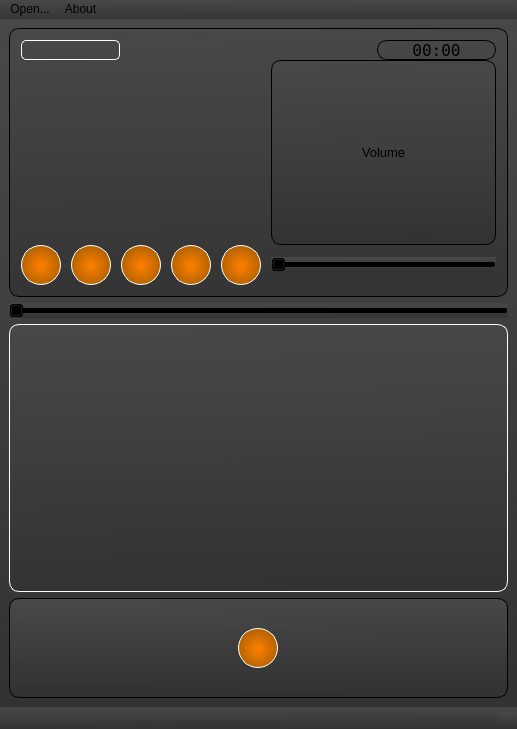
First picture: the form in design.ui, repository den-koch/AudioPlayer_PyVers, before the edit.
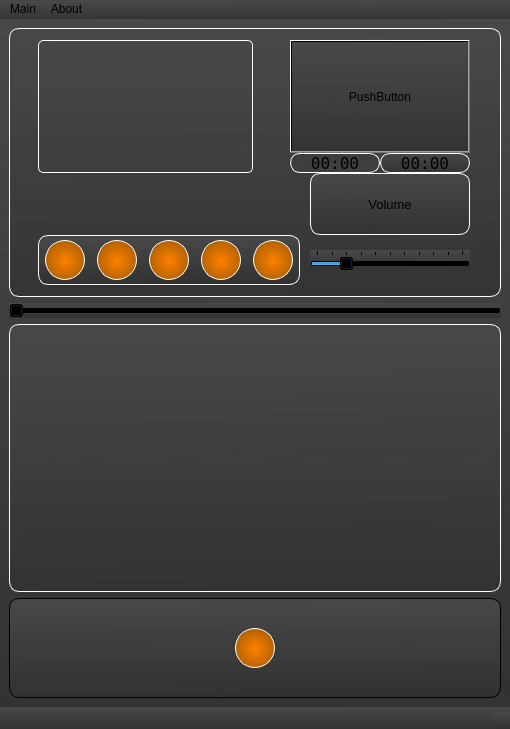
Second picture: the form after the edit. Icons and pictures are not drawn.

The edit to the form file:
```diff
--- a/design.ui
+++ b/design.ui
@@ -6,7 +6,7 @@
    <rect>
     <x>0</x>
     <y>0</y>
-    <width>517</width>
+    <width>510</width>
     <height>729</height>
    </rect>
   </property>
@@ -32,7 +32,7 @@
       <property name="styleSheet">
        <string notr="true">QFrame {
 border-radius:10%;
-border: 1px solid rgb(0, 0, 0);
+border: 1px solid white;
 padding: 2px;
 }</string>
       </property>
@@ -40,7 +40,464 @@
        <property name="spacing">
         <number>0</number>
        </property>
-       <item row="1" column="0">
+       <item row="2" column="0" colspan="2">
+        <layout class="QGridLayout" name="gridLayout_4">
+         <property name="topMargin">
+          <number>0</number>
+         </property>
+         <item row="1" column="9">
+          <widget class="QSlider" name="horizontalSlider_2">
+           <property name="maximum">
+            <number>100</number>
+           </property>
+           <property name="singleStep">
+            <number>2</number>
+           </property>
+           <property name="pageStep">
+            <number>5</number>
+           </property>
+           <property name="value">
+            <number>20</number>
+           </property>
+           <property name="orientation">
+            <enum>Qt::Horizontal</enum>
+           </property>
+           <property name="tickPosition">
+            <enum>QSlider::TicksAbove</enum>
+           </property>
+           <property name="tickInterval">
+            <number>10</number>
+           </property>
+          </widget>
+         </item>
+         <item row="1" column="8">
+          <spacer name="horizontalSpacer_6">
+           <property name="orientation">
+            <enum>Qt::Horizontal</enum>
+           </property>
+           <property name="sizeType">
+            <enum>QSizePolicy::Maximum</enum>
+           </property>
+           <property name="sizeHint" stdset="0">
+            <size>
+             <width>10</width>
+             <height>20</height>
+            </size>
+           </property>
+          </spacer>
+         </item>
+         <item row="0" column="9">
+          <widget class="QLabel" name="label_3">
+           <property name="sizePolicy">
+            <sizepolicy hsizetype="Expanding" vsizetype="Preferred">
+             <horstretch>0</horstretch>
+             <verstretch>0</verstretch>
+            </sizepolicy>
+           </property>
+           <property name="font">
+            <font>
+             <pointsize>10</pointsize>
+            </font>
+           </property>
+           <property name="text">
+            <string>Volume</string>
+           </property>
+           <property name="alignment">
+            <set>Qt::AlignCenter</set>
+           </property>
+          </widget>
+         </item>
+         <item row="1" column="0" colspan="8">
+          <widget class="QFrame" name="frame_but">
+           <property name="sizePolicy">
+            <sizepolicy hsizetype="Expanding" vsizetype="Maximum">
+             <horstretch>0</horstretch>
+             <verstretch>0</verstretch>
+            </sizepolicy>
+           </property>
+           <property name="maximumSize">
+            <size>
+             <width>16777215</width>
+             <height>50</height>
+            </size>
+           </property>
+           <property name="styleSheet">
+            <string notr="true">QFrame {
+border: 1px solid white;
+}</string>
+           </property>
+           <property name="frameShape">
+            <enum>QFrame::StyledPanel</enum>
+           </property>
+           <property name="frameShadow">
+            <enum>QFrame::Raised</enum>
+           </property>
+           <layout class="QHBoxLayout" name="horizontalLayout" stretch="0,0,0,0,0,0,0,0,0,0,0">
+            <property name="spacing">
+             <number>2</number>
+            </property>
+            <property name="leftMargin">
+             <number>2</number>
+            </property>
+            <property name="topMargin">
+             <number>2</number>
+            </property>
+            <property name="rightMargin">
+             <number>2</number>
+            </property>
+            <property name="bottomMargin">
+             <number>2</number>
+            </property>
+            <item>
+             <spacer name="horizontalSpacer_7">
+              <property name="orientation">
+               <enum>Qt::Horizontal</enum>
+              </property>
+              <property name="sizeType">
+               <enum>QSizePolicy::Maximum</enum>
+              </property>
+              <property name="sizeHint" stdset="0">
+               <size>
+                <width>2</width>
+                <height>20</height>
+               </size>
+              </property>
+             </spacer>
+            </item>
+            <item>
+             <widget class="QPushButton" name="pushButton_1">
+              <property name="sizePolicy">
+               <sizepolicy hsizetype="Expanding" vsizetype="Expanding">
+                <horstretch>0</horstretch>
+                <verstretch>0</verstretch>
+               </sizepolicy>
+              </property>
+              <property name="minimumSize">
+               <size>
+                <width>40</width>
+                <height>40</height>
+               </size>
+              </property>
+              <property name="maximumSize">
+               <size>
+                <width>40</width>
+                <height>40</height>
+               </size>
+              </property>
+              <property name="styleSheet">
+               <string notr="true">border-radius:20%;
+border: 1px solid;
+border-color: rgb(255, 255, 255);
+background-color:qradialgradient(spread:pad, cx:0.505, cy:0.522818, radius:1.044, fx:0.5, fy:0.523, stop:0 rgba(255, 128, 0, 255), stop:1 rgba(102, 68, 0, 255));</string>
+              </property>
+              <property name="text">
+               <string/>
+              </property>
+             </widget>
+            </item>
+            <item>
+             <spacer name="horizontalSpacer_2">
+              <property name="orientation">
+               <enum>Qt::Horizontal</enum>
+              </property>
+              <property name="sizeType">
+               <enum>QSizePolicy::Maximum</enum>
+              </property>
+              <property name="sizeHint" stdset="0">
+               <size>
+                <width>10</width>
+                <height>20</height>
+               </size>
+              </property>
+             </spacer>
+            </item>
+            <item>
+             <widget class="QPushButton" name="pushButton_3">
+              <property name="sizePolicy">
+               <sizepolicy hsizetype="Expanding" vsizetype="Expanding">
+                <horstretch>0</horstretch>
+                <verstretch>0</verstretch>
+               </sizepolicy>
+              </property>
+              <property name="minimumSize">
+               <size>
+                <width>40</width>
+                <height>40</height>
+               </size>
+              </property>
+              <property name="maximumSize">
+               <size>
+                <width>40</width>
+                <height>40</height>
+               </size>
+              </property>
+              <property name="styleSheet">
+               <string notr="true">border-radius:20%;
+border: 1px solid;
+border-color: rgb(255, 255, 255);
+background-color:qradialgradient(spread:pad, cx:0.505, cy:0.522818, radius:1.044, fx:0.5, fy:0.523, stop:0 rgba(255, 128, 0, 255), stop:1 rgba(102, 68, 0, 255));</string>
+              </property>
+              <property name="text">
+               <string/>
+              </property>
+             </widget>
+            </item>
+            <item>
+             <spacer name="horizontalSpacer_3">
+              <property name="orientation">
+               <enum>Qt::Horizontal</enum>
+              </property>
+              <property name="sizeType">
+               <enum>QSizePolicy::Maximum</enum>
+              </property>
+              <property name="sizeHint" stdset="0">
+               <size>
+                <width>10</width>
+                <height>20</height>
+               </size>
+              </property>
+             </spacer>
+            </item>
+            <item>
+             <widget class="QPushButton" name="pushButton_4">
+              <property name="sizePolicy">
+               <sizepolicy hsizetype="Expanding" vsizetype="Expanding">
+                <horstretch>0</horstretch>
+                <verstretch>0</verstretch>
+               </sizepolicy>
+              </property>
+              <property name="minimumSize">
+               <size>
+                <width>40</width>
+                <height>40</height>
+               </size>
+              </property>
+              <property name="maximumSize">
+               <size>
+                <width>40</width>
+                <height>40</height>
+               </size>
+              </property>
+              <property name="styleSheet">
+               <string notr="true">border-radius:20%;
+border: 1px solid;
+border-color: rgb(255, 255, 255);
+background-color:qradialgradient(spread:pad, cx:0.505, cy:0.522818, radius:1.044, fx:0.5, fy:0.523, stop:0 rgba(255, 128, 0, 255), stop:1 rgba(102, 68, 0, 255));</string>
+              </property>
+              <property name="text">
+               <string/>
+              </property>
+             </widget>
+            </item>
+            <item>
+             <spacer name="horizontalSpacer_4">
+              <property name="orientation">
+               <enum>Qt::Horizontal</enum>
+              </property>
+              <property name="sizeType">
+               <enum>QSizePolicy::Maximum</enum>
+              </property>
+              <property name="sizeHint" stdset="0">
+               <size>
+                <width>10</width>
+                <height>20</height>
+               </size>
+              </property>
+             </spacer>
+            </item>
+            <item>
+             <widget class="QPushButton" name="pushButton_5">
+              <property name="sizePolicy">
+               <sizepolicy hsizetype="Expanding" vsizetype="Expanding">
+                <horstretch>0</horstretch>
+                <verstretch>0</verstretch>
+               </sizepolicy>
+              </property>
+              <property name="minimumSize">
+               <size>
+                <width>40</width>
+                <height>40</height>
+               </size>
+              </property>
+              <property name="maximumSize">
+               <size>
+                <width>40</width>
+                <height>40</height>
+               </size>
+              </property>
+              <property name="styleSheet">
+               <string notr="true">border-radius:20%;
+border: 1px solid;
+border-color: rgb(255, 255, 255);
+background-color:qradialgradient(spread:pad, cx:0.505, cy:0.522818, radius:1.044, fx:0.5, fy:0.523, stop:0 rgba(255, 128, 0, 255), stop:1 rgba(102, 68, 0, 255));</string>
+              </property>
+              <property name="text">
+               <string/>
+              </property>
+             </widget>
+            </item>
+            <item>
+             <spacer name="horizontalSpacer_5">
+              <property name="orientation">
+               <enum>Qt::Horizontal</enum>
+              </property>
+              <property name="sizeType">
+               <enum>QSizePolicy::Maximum</enum>
+              </property>
+              <property name="sizeHint" stdset="0">
+               <size>
+                <width>10</width>
+                <height>20</height>
+               </size>
+              </property>
+             </spacer>
+            </item>
+            <item>
+             <widget class="QPushButton" name="pushButton_2">
+              <property name="sizePolicy">
+               <sizepolicy hsizetype="Expanding" vsizetype="Expanding">
+                <horstretch>0</horstretch>
+                <verstretch>0</verstretch>
+               </sizepolicy>
+              </property>
+              <property name="minimumSize">
+               <size>
+                <width>40</width>
+                <height>40</height>
+               </size>
+              </property>
+              <property name="maximumSize">
+               <size>
+                <width>40</width>
+                <height>40</height>
+               </size>
+              </property>
+              <property name="styleSheet">
+               <string notr="true">border-radius:20%;
+border: 1px solid;
+border-color: rgb(255, 255, 255);
+background-color:qradialgradient(spread:pad, cx:0.505, cy:0.522818, radius:1.044, fx:0.5, fy:0.523, stop:0 rgba(255, 128, 0, 255), stop:1 rgba(102, 68, 0, 255));</string>
+              </property>
+              <property name="text">
+               <string/>
+              </property>
+             </widget>
+            </item>
+            <item>
+             <spacer name="horizontalSpacer_8">
+              <property name="orientation">
+               <enum>Qt::Horizontal</enum>
+              </property>
+              <property name="sizeType">
+               <enum>QSizePolicy::Maximum</enum>
+              </property>
+              <property name="sizeHint" stdset="0">
+               <size>
+                <width>2</width>
+                <height>20</height>
+               </size>
+              </property>
+             </spacer>
+            </item>
+           </layout>
+          </widget>
+         </item>
+         <item row="0" column="0" colspan="8">
+          <spacer name="verticalSpacer">
+           <property name="orientation">
+            <enum>Qt::Vertical</enum>
+           </property>
+           <property name="sizeType">
+            <enum>QSizePolicy::Expanding</enum>
+           </property>
+           <property name="sizeHint" stdset="0">
+            <size>
+             <width>20</width>
+             <height>10</height>
+            </size>
+           </property>
+          </spacer>
+         </item>
+        </layout>
+       </item>
+       <item row="0" column="1">
+        <layout class="QGridLayout" name="gridLayout">
+         <property name="spacing">
+          <number>0</number>
+         </property>
+         <item row="0" column="0">
+          <widget class="QPushButton" name="pushButton">
+           <property name="sizePolicy">
+            <sizepolicy hsizetype="Expanding" vsizetype="Expanding">
+             <horstretch>0</horstretch>
+             <verstretch>0</verstretch>
+            </sizepolicy>
+           </property>
+           <property name="maximumSize">
+            <size>
+             <width>180</width>
+             <height>150</height>
+            </size>
+           </property>
+           <property name="text">
+            <string>PushButton</string>
+           </property>
+          </widget>
+         </item>
+        </layout>
+       </item>
+       <item row="1" column="1">
+        <layout class="QGridLayout" name="gridLayout_3">
+         <item row="1" column="0">
+          <widget class="QLabel" name="label_2">
+           <property name="maximumSize">
+            <size>
+             <width>16777215</width>
+             <height>20</height>
+            </size>
+           </property>
+           <property name="font">
+            <font>
+             <family>Terminal</family>
+             <pointsize>12</pointsize>
+            </font>
+           </property>
+           <property name="styleSheet">
+            <string notr="true">background-color:0;</string>
+           </property>
+           <property name="text">
+            <string>00:00</string>
+           </property>
+           <property name="alignment">
+            <set>Qt::AlignCenter</set>
+           </property>
+          </widget>
+         </item>
+         <item row="1" column="1">
+          <widget class="QLabel" name="label_4">
+           <property name="maximumSize">
+            <size>
+             <width>16777215</width>
+             <height>20</height>
+            </size>
+           </property>
+           <property name="font">
+            <font>
+             <family>Terminal</family>
+             <pointsize>12</pointsize>
+            </font>
+           </property>
+           <property name="text">
+            <string>00:00</string>
+           </property>
+           <property name="alignment">
+            <set>Qt::AlignCenter</set>
+           </property>
+          </widget>
+         </item>
+        </layout>
+       </item>
+       <item row="0" column="0" rowspan="2">
         <layout class="QGridLayout" name="gridLayout_label">
          <item row="0" column="0">
           <widget class="QLabel" name="label">
@@ -97,324 +554,6 @@
          </item>
         </layout>
        </item>
-       <item row="1" column="1" colspan="2">
-        <layout class="QGridLayout" name="gridLayout"/>
-       </item>
-       <item row="1" column="3">
-        <layout class="QGridLayout" name="gridLayout_3">
-         <item row="0" column="1">
-          <widget class="QLabel" name="label_2">
-           <property name="maximumSize">
-            <size>
-             <width>16777215</width>
-             <height>20</height>
-            </size>
-           </property>
-           <property name="font">
-            <font>
-             <family>Terminal</family>
-             <pointsize>12</pointsize>
-            </font>
-           </property>
-           <property name="styleSheet">
-            <string notr="true">background-color:0;</string>
-           </property>
-           <property name="text">
-            <string>00:00</string>
-           </property>
-           <property name="alignment">
-            <set>Qt::AlignCenter</set>
-           </property>
-          </widget>
-         </item>
-        </layout>
-       </item>
-       <item row="2" column="0" colspan="4">
-        <layout class="QGridLayout" name="gridLayout_but1">
-         <property name="topMargin">
-          <number>0</number>
-         </property>
-         <item row="1" column="0">
-          <widget class="QPushButton" name="pushButton_1">
-           <property name="sizePolicy">
-            <sizepolicy hsizetype="Expanding" vsizetype="Expanding">
-             <horstretch>0</horstretch>
-             <verstretch>0</verstretch>
-            </sizepolicy>
-           </property>
-           <property name="minimumSize">
-            <size>
-             <width>40</width>
-             <height>40</height>
-            </size>
-           </property>
-           <property name="maximumSize">
-            <size>
-             <width>40</width>
-             <height>40</height>
-            </size>
-           </property>
-           <property name="styleSheet">
-            <string notr="true">border-radius:20%;
-border: 1px solid;
-border-color: rgb(255, 255, 255);
-background-color:qradialgradient(spread:pad, cx:0.505, cy:0.522818, radius:1.044, fx:0.5, fy:0.523, stop:0 rgba(255, 128, 0, 255), stop:1 rgba(102, 68, 0, 255));</string>
-           </property>
-           <property name="text">
-            <string/>
-           </property>
-          </widget>
-         </item>
-         <item row="1" column="2">
-          <widget class="QPushButton" name="pushButton_3">
-           <property name="sizePolicy">
-            <sizepolicy hsizetype="Expanding" vsizetype="Expanding">
-             <horstretch>0</horstretch>
-             <verstretch>0</verstretch>
-            </sizepolicy>
-           </property>
-           <property name="minimumSize">
-            <size>
-             <width>40</width>
-             <height>40</height>
-            </size>
-           </property>
-           <property name="maximumSize">
-            <size>
-             <width>40</width>
-             <height>40</height>
-            </size>
-           </property>
-           <property name="styleSheet">
-            <string notr="true">border-radius:20%;
-border: 1px solid;
-border-color: rgb(255, 255, 255);
-background-color:qradialgradient(spread:pad, cx:0.505, cy:0.522818, radius:1.044, fx:0.5, fy:0.523, stop:0 rgba(255, 128, 0, 255), stop:1 rgba(102, 68, 0, 255));</string>
-           </property>
-           <property name="text">
-            <string/>
-           </property>
-          </widget>
-         </item>
-         <item row="0" column="4">
-          <spacer name="verticalSpacer">
-           <property name="orientation">
-            <enum>Qt::Vertical</enum>
-           </property>
-           <property name="sizeType">
-            <enum>QSizePolicy::Expanding</enum>
-           </property>
-           <property name="sizeHint" stdset="0">
-            <size>
-             <width>20</width>
-             <height>10</height>
-            </size>
-           </property>
-          </spacer>
-         </item>
-         <item row="1" column="6">
-          <widget class="QPushButton" name="pushButton_5">
-           <property name="sizePolicy">
-            <sizepolicy hsizetype="Expanding" vsizetype="Expanding">
-             <horstretch>0</horstretch>
-             <verstretch>0</verstretch>
-            </sizepolicy>
-           </property>
-           <property name="minimumSize">
-            <size>
-             <width>40</width>
-             <height>40</height>
-            </size>
-           </property>
-           <property name="maximumSize">
-            <size>
-             <width>40</width>
-             <height>40</height>
-            </size>
-           </property>
-           <property name="styleSheet">
-            <string notr="true">border-radius:20%;
-border: 1px solid;
-border-color: rgb(255, 255, 255);
-background-color:qradialgradient(spread:pad, cx:0.505, cy:0.522818, radius:1.044, fx:0.5, fy:0.523, stop:0 rgba(255, 128, 0, 255), stop:1 rgba(102, 68, 0, 255));</string>
-           </property>
-           <property name="text">
-            <string/>
-           </property>
-          </widget>
-         </item>
-         <item row="1" column="4">
-          <widget class="QPushButton" name="pushButton_4">
-           <property name="sizePolicy">
-            <sizepolicy hsizetype="Expanding" vsizetype="Expanding">
-             <horstretch>0</horstretch>
-             <verstretch>0</verstretch>
-            </sizepolicy>
-           </property>
-           <property name="minimumSize">
-            <size>
-             <width>40</width>
-             <height>40</height>
-            </size>
-           </property>
-           <property name="maximumSize">
-            <size>
-             <width>40</width>
-             <height>40</height>
-            </size>
-           </property>
-           <property name="styleSheet">
-            <string notr="true">border-radius:20%;
-border: 1px solid;
-border-color: rgb(255, 255, 255);
-background-color:qradialgradient(spread:pad, cx:0.505, cy:0.522818, radius:1.044, fx:0.5, fy:0.523, stop:0 rgba(255, 128, 0, 255), stop:1 rgba(102, 68, 0, 255));</string>
-           </property>
-           <property name="text">
-            <string/>
-           </property>
-          </widget>
-         </item>
-         <item row="1" column="8">
-          <widget class="QPushButton" name="pushButton_2">
-           <property name="sizePolicy">
-            <sizepolicy hsizetype="Expanding" vsizetype="Expanding">
-             <horstretch>0</horstretch>
-             <verstretch>0</verstretch>
-            </sizepolicy>
-           </property>
-           <property name="minimumSize">
-            <size>
-             <width>40</width>
-             <height>40</height>
-            </size>
-           </property>
-           <property name="maximumSize">
-            <size>
-             <width>40</width>
-             <height>40</height>
-            </size>
-           </property>
-           <property name="styleSheet">
-            <string notr="true">border-radius:20%;
-border: 1px solid;
-border-color: rgb(255, 255, 255);
-background-color:qradialgradient(spread:pad, cx:0.505, cy:0.522818, radius:1.044, fx:0.5, fy:0.523, stop:0 rgba(255, 128, 0, 255), stop:1 rgba(102, 68, 0, 255));</string>
-           </property>
-           <property name="text">
-            <string/>
-           </property>
-          </widget>
-         </item>
-         <item row="1" column="10">
-          <widget class="QSlider" name="horizontalSlider_2">
-           <property name="orientation">
-            <enum>Qt::Horizontal</enum>
-           </property>
-          </widget>
-         </item>
-         <item row="1" column="3">
-          <spacer name="horizontalSpacer_3">
-           <property name="orientation">
-            <enum>Qt::Horizontal</enum>
-           </property>
-           <property name="sizeType">
-            <enum>QSizePolicy::Maximum</enum>
-           </property>
-           <property name="sizeHint" stdset="0">
-            <size>
-             <width>10</width>
-             <height>20</height>
-            </size>
-           </property>
-          </spacer>
-         </item>
-         <item row="1" column="7">
-          <spacer name="horizontalSpacer_5">
-           <property name="orientation">
-            <enum>Qt::Horizontal</enum>
-           </property>
-           <property name="sizeType">
-            <enum>QSizePolicy::Maximum</enum>
-           </property>
-           <property name="sizeHint" stdset="0">
-            <size>
-             <width>10</width>
-             <height>20</height>
-            </size>
-           </property>
-          </spacer>
-         </item>
-         <item row="1" column="5">
-          <spacer name="horizontalSpacer_4">
-           <property name="orientation">
-            <enum>Qt::Horizontal</enum>
-           </property>
-           <property name="sizeType">
-            <enum>QSizePolicy::Maximum</enum>
-           </property>
-           <property name="sizeHint" stdset="0">
-            <size>
-             <width>10</width>
-             <height>20</height>
-            </size>
-           </property>
-          </spacer>
-         </item>
-         <item row="1" column="1">
-          <spacer name="horizontalSpacer_2">
-           <property name="orientation">
-            <enum>Qt::Horizontal</enum>
-           </property>
-           <property name="sizeType">
-            <enum>QSizePolicy::Maximum</enum>
-           </property>
-           <property name="sizeHint" stdset="0">
-            <size>
-             <width>10</width>
-             <height>20</height>
-            </size>
-           </property>
-          </spacer>
-         </item>
-         <item row="1" column="9">
-          <spacer name="horizontalSpacer_6">
-           <property name="orientation">
-            <enum>Qt::Horizontal</enum>
-           </property>
-           <property name="sizeType">
-            <enum>QSizePolicy::Maximum</enum>
-           </property>
-           <property name="sizeHint" stdset="0">
-            <size>
-             <width>10</width>
-             <height>20</height>
-            </size>
-           </property>
-          </spacer>
-         </item>
-         <item row="0" column="10">
-          <widget class="QLabel" name="label_3">
-           <property name="sizePolicy">
-            <sizepolicy hsizetype="Expanding" vsizetype="Preferred">
-             <horstretch>0</horstretch>
-             <verstretch>0</verstretch>
-            </sizepolicy>
-           </property>
-           <property name="font">
-            <font>
-             <pointsize>10</pointsize>
-            </font>
-           </property>
-           <property name="text">
-            <string>Volume</string>
-           </property>
-           <property name="alignment">
-            <set>Qt::AlignCenter</set>
-           </property>
-          </widget>
-         </item>
-        </layout>
-       </item>
       </layout>
      </widget>
     </item>
@@ -425,6 +564,19 @@
       </property>
       <item>
        <widget class="QSlider" name="horizontalSlider">
+        <property name="styleSheet">
+         <string notr="true">
+</string>
+        </property>
+        <property name="maximum">
+         <number>100</number>
+        </property>
+        <property name="singleStep">
+         <number>2</number>
+        </property>
+        <property name="pageStep">
+         <number>5</number>
+        </property>
         <property name="orientation">
          <enum>Qt::Horizontal</enum>
         </property>
@@ -511,13 +663,13 @@
     <rect>
      <x>0</x>
      <y>0</y>
-     <width>517</width>
+     <width>510</width>
      <height>26</height>
     </rect>
    </property>
    <widget class="QMenu" name="menuOpen">
     <property name="title">
-     <string>Open...</string>
+     <string>Main</string>
     </property>
    </widget>
    <widget class="QMenu" name="menuAbout">
```
